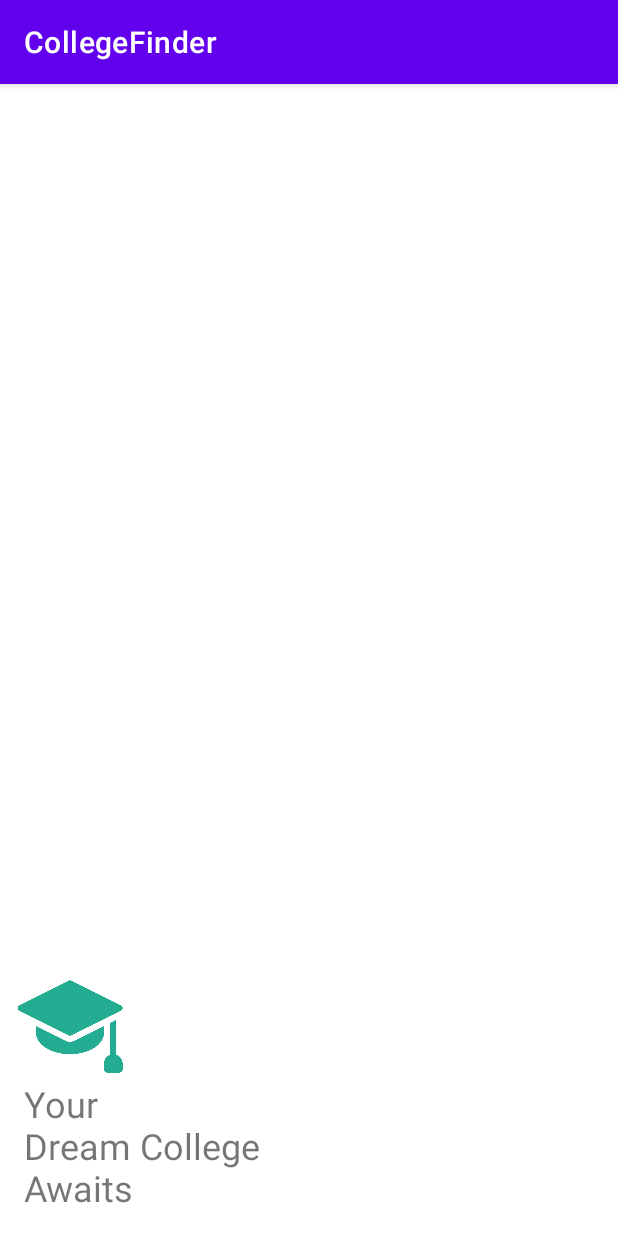
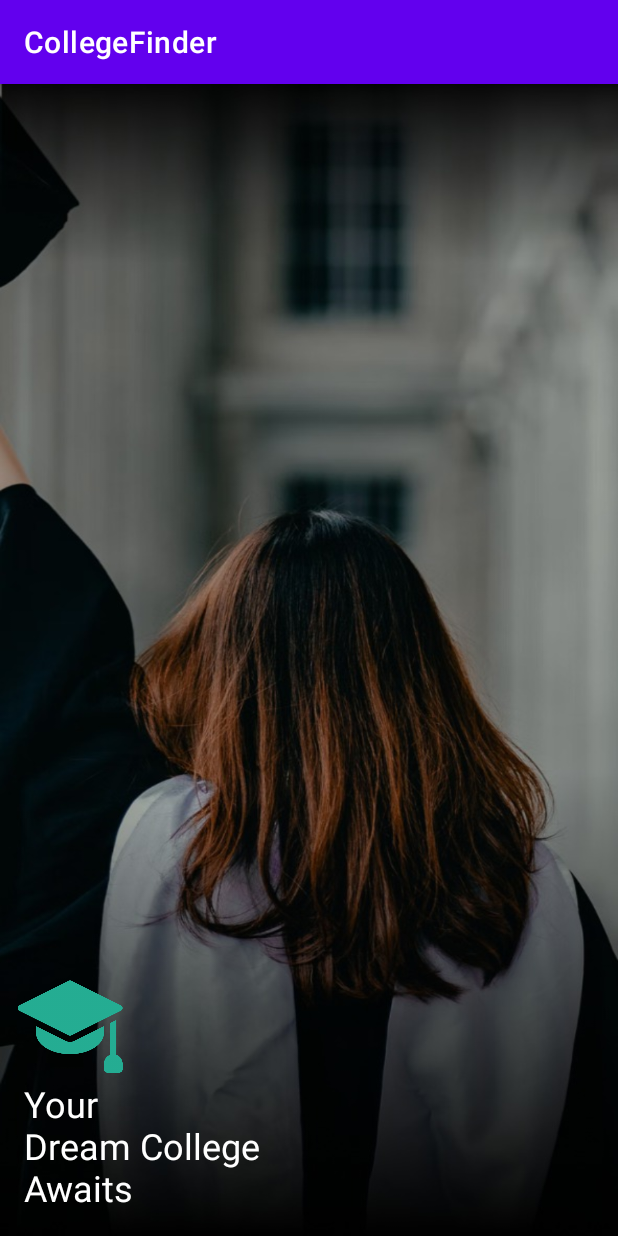
Before and after one commit to NamanHimmatramka/College-Finder, an Android app: the SplashActivity screen opened directly, with no data from a screen before it, on a phone screen of 412 x 824 dp. Run offline under Robolectric (Android 15) with nearby library versions, the phone set to English and light mode, and no system bars.

Commit message:
Splash Screen final

```diff
--- a/app/src/main/res/layout/activity_splash.xml
+++ b/app/src/main/res/layout/activity_splash.xml
@@ -4,6 +4,7 @@
     xmlns:tools="http://schemas.android.com/tools"
     android:layout_width="match_parent"
     android:layout_height="match_parent"
+    android:background="@drawable/splashscreen"
     tools:context=".SplashActivity">
 
     <ImageView
@@ -22,6 +23,7 @@
         android:text="Your \nDream College \nAwaits"
         android:layout_margin="16dp"
         android:textSize="24sp"
+        android:textColor="@color/white"
         app:layout_constraintBottom_toBottomOf="parent"
         app:layout_constraintStart_toStartOf="parent"/>
 
```
Also changed, not shown: app/src/main/res/drawable-v24/splashscreen.png (added).
